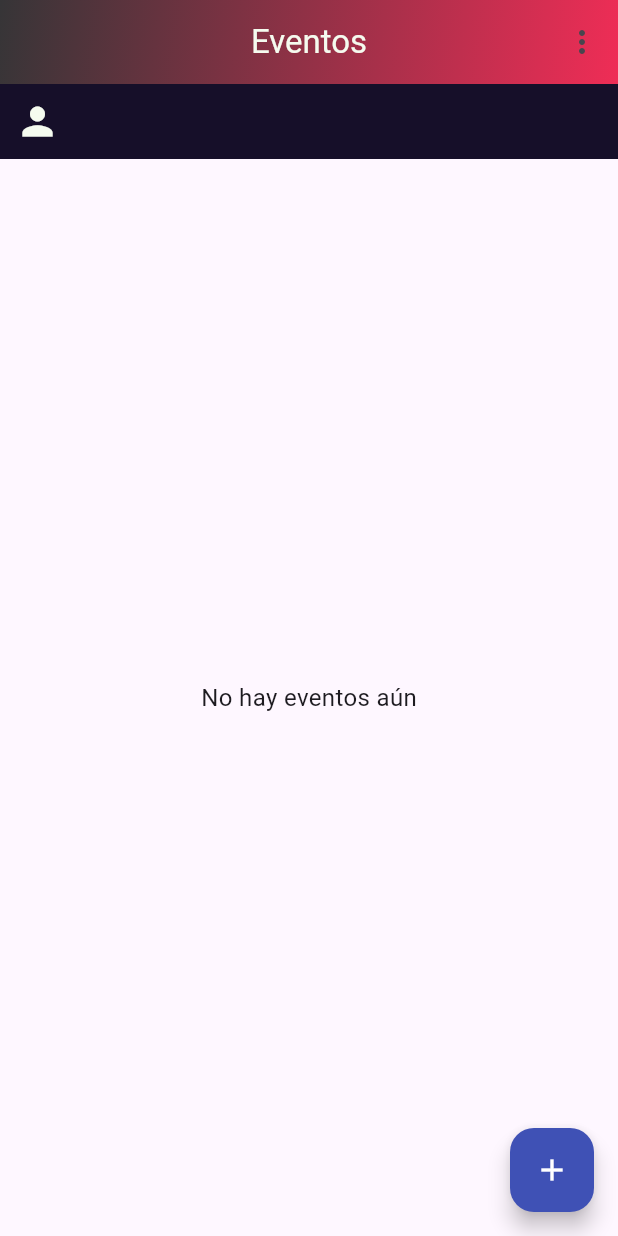
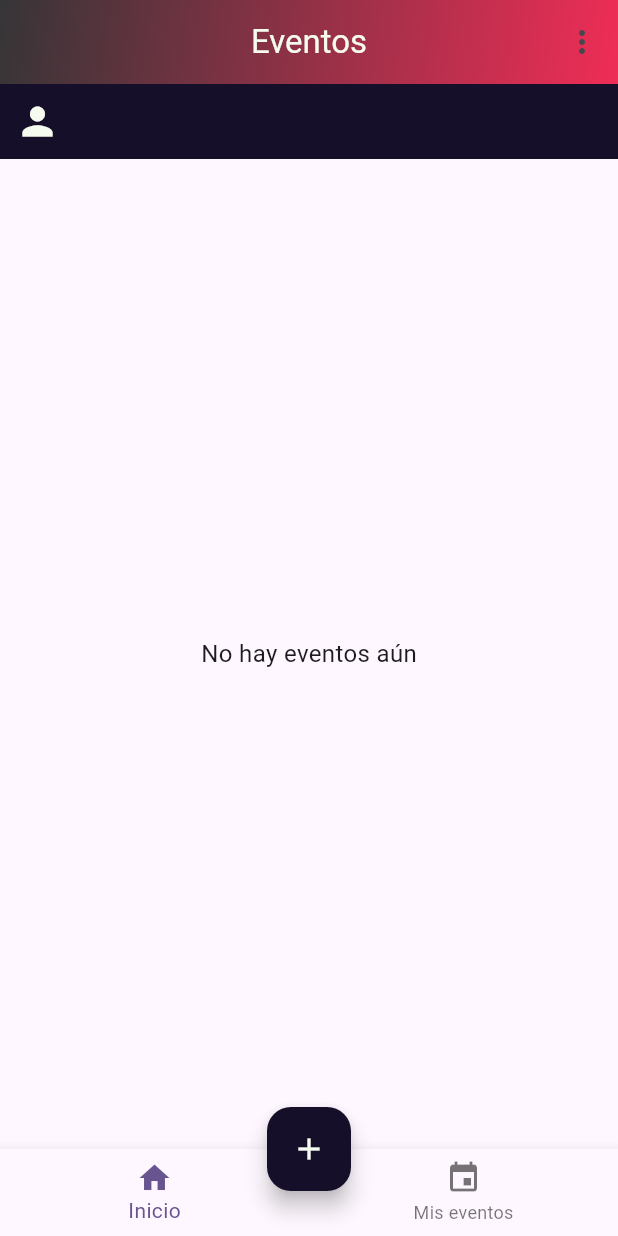
Before and after one commit to VicenteOlmos27/PROYECTODAM, a Flutter app: the screen it shows once a user with an empty profile is signed in, on a phone screen of 412 x 824 dp. Run offline on Flutter 3.47's test engine with Material 3 defaults, Android fonts, the phone set to English and light mode, and no system bars; our stand-ins replace cloud_firestore, firebase_auth, firebase_core, flutter_slidable, google_sign_in, material_design_icons_flutter; accounts and stored records are empty.

Commit message:
CASI TERMINADO

```diff
--- a/proyectoappsmoviles2025/lib/auth_wrapper.dart
+++ b/proyectoappsmoviles2025/lib/auth_wrapper.dart
@@ -1,6 +1,6 @@
 import 'package:firebase_auth/firebase_auth.dart';
 import 'package:flutter/material.dart';
-import 'package:proyectoappsmoviles2025/pages/pagina_inicio.dart';
+import 'package:proyectoappsmoviles2025/pages/base_page.dart';
 import 'package:proyectoappsmoviles2025/pages/pagina_login.dart';
 
 class AuthWrapper extends StatelessWidget {
@@ -18,7 +18,7 @@ class AuthWrapper extends StatelessWidget {
         }
 
         if (snapshot.hasData) {
-          return PaginaInicio(usuario: snapshot.data!);
+          return BasePage(usuario: snapshot.data!);
         }
 
         return PaginaLogin();
--- a/proyectoappsmoviles2025/lib/main.dart
+++ b/proyectoappsmoviles2025/lib/main.dart
@@ -1,7 +1,7 @@
-
 import 'package:firebase_core/firebase_core.dart';
 import 'package:flutter/material.dart';
 import 'package:proyectoappsmoviles2025/auth_wrapper.dart';
+import 'package:flutter_localizations/flutter_localizations.dart';
 
 void main() async{
   WidgetsFlutterBinding.ensureInitialized();
@@ -15,6 +15,8 @@ class MyApp extends StatelessWidget {
   @override
   Widget build(BuildContext context) {
     return MaterialApp(
+      localizationsDelegates: GlobalMaterialLocalizations.delegates,
+      supportedLocales: [Locale('es')],
       debugShowCheckedModeBanner: false,
       theme: ThemeData(
         colorScheme: ColorScheme.fromSeed(seedColor: Colors.deepPurple),
--- /dev/null
+++ b/proyectoappsmoviles2025/lib/pages/base_page.dart
@@ -0,0 +1,66 @@
+import 'package:flutter/material.dart';
+import 'package:firebase_auth/firebase_auth.dart';
+import 'package:proyectoappsmoviles2025/pages/mis_eventos_page.dart';
+import 'package:proyectoappsmoviles2025/pages/pagina_inicio.dart';
+import 'package:proyectoappsmoviles2025/pages/agregar_evento.dart';
+import 'package:proyectoappsmoviles2025/constants.dart';
+
+class BasePage extends StatefulWidget {
+  final User usuario;
+
+  const BasePage({super.key, required this.usuario});
+
+  @override
+  State<BasePage> createState() => _BasePageState();
+}
+
+class _BasePageState extends State<BasePage> {
+  int _paginaSeleccionada = 0;
+
+  @override
+  Widget build(BuildContext context) {
+    return Scaffold(
+      body: IndexedStack(
+        index: _paginaSeleccionada,
+        children: [
+          PaginaInicio(usuario: widget.usuario),
+          MisEventosPage(autor: widget.usuario.email!),
+        ],
+      ),
+      bottomNavigationBar: BottomNavigationBar(
+        currentIndex: _paginaSeleccionada,
+        onTap: (index) {
+          setState(() {
+            _paginaSeleccionada = index;
+          });
+        },
+        items: const [
+          BottomNavigationBarItem(
+            icon: Icon(Icons.home),
+            label: 'Inicio',
+          ),
+          BottomNavigationBarItem(
+            icon: Icon(Icons.event),
+            label: 'Mis eventos',
+          ),
+        ],
+      ),
+      floatingActionButton: FloatingActionButton(
+        backgroundColor: Color(kColorVioleta),
+        foregroundColor: Color(kColorBlanco),
+        child: Icon(Icons.add),
+        onPressed: () {
+          Navigator.push(
+            context,
+            MaterialPageRoute(
+              builder: (context) => AgregarEvento(
+                autor: widget.usuario.email ?? "desconocido",
+              ),
+            ),
+          );
+        },
+      ),
+      floatingActionButtonLocation: FloatingActionButtonLocation.centerDocked,
+    );
+  }
+}
--- a/proyectoappsmoviles2025/lib/pages/pagina_inicio.dart
+++ b/proyectoappsmoviles2025/lib/pages/pagina_inicio.dart
@@ -4,9 +4,7 @@ import 'package:flutter/material.dart';
 import 'package:google_sign_in/google_sign_in.dart';
 import 'package:proyectoappsmoviles2025/constants.dart';
 import 'package:proyectoappsmoviles2025/pages/detalle_evento.dart';
-import 'package:proyectoappsmoviles2025/pages/mis_eventos_page.dart';
 import 'package:proyectoappsmoviles2025/services/auth_services.dart';
-import 'agregar_evento.dart';
 
 class PaginaInicio extends StatelessWidget {
   final User usuario;
@@ -34,24 +32,11 @@ class PaginaInicio extends StatelessWidget {
           PopupMenuButton(
             itemBuilder: (context) => [
               PopupMenuItem(
-                value: "mis_eventos",
-                child: Text("Mis eventos"),
-              ),
-              PopupMenuItem(
                 value: "logout",
                 child: Text("Cerrar Sesión"),
               ),
             ],
             onSelected: (value) async {
-              if (value == "mis_eventos") {
-                Navigator.push(
-                  context,
-                  MaterialPageRoute(
-                    builder: (context) => MisEventosPage(autor: usuario.email!),
-                  ),
-                );
-              }
-
               if (value == "logout") {
                 await GoogleSignIn().signOut();
                 await FirebaseAuth.instance.signOut();
@@ -70,7 +55,7 @@ class PaginaInicio extends StatelessWidget {
               width: double.infinity,
               child: FutureBuilder<User?>(
                 future: AuthService().currentUser(),
-                builder: (context, snapshot) {
+                builder: (context, AsyncSnapshot<User?> snapshot) {
                   if (!snapshot.hasData || snapshot.connectionState == ConnectionState.waiting) {
                     return Text(
                       'Cargando usuario...',
@@ -83,7 +68,7 @@ class PaginaInicio extends StatelessWidget {
                       SizedBox(width: 10),
                       Expanded(
                         child: Text(
-                          snapshot.data!.email ?? "Usuario desconocido",
+                          snapshot.data!.email!,
                           style: TextStyle(color: Color(kColorBlanco), fontSize: 16),
                         ),
                       ),
@@ -125,7 +110,7 @@ class PaginaInicio extends StatelessWidget {
                   separatorBuilder: (context, index) => const SizedBox(height: 6),
                   itemCount: eventos.length,
                   itemBuilder: (context, index) {
-                  final evento = eventos[index].data() as Map<String, dynamic>? ?? {};
+                  final evento = eventos[index].data() as Map<String, dynamic>;
                     return Container(
                       decoration: BoxDecoration(
                         color: Color(kColorBlanco),
@@ -140,25 +125,24 @@ class PaginaInicio extends StatelessWidget {
                       ),
                       child: ListTile(
                         leading: CircleAvatar(
-                          backgroundColor: Colors.indigo.shade300,
-                          child: Icon(Icons.event, color: Colors.white),
+                          backgroundColor: Color(kColorVioleta),
+                          child: Icon(Icons.event, color: Color(kColorBlanco)),
                         ),
                         title: Text(
-                          evento['titulo'] ?? "Sin título",
+                          evento['titulo'],
                           style: TextStyle(fontWeight: FontWeight.bold),
                         ),
                         subtitle: Column(
                           crossAxisAlignment: CrossAxisAlignment.start,
                           children: [
-                            Text("🏷 ${evento['categoria'] ?? "Sin categoría"}"),
+                            Text("🏷 ${evento['categoria']}"),
                           ],
                         ),
                         onTap: () {
                           Navigator.push(
                             context,
                             MaterialPageRoute(
-                              builder: (context) =>
-                                  DetalleEvento(evento: evento),
+                              builder: (context) => DetalleEvento(evento: evento),
                             ),
                           );
                         },
@@ -171,20 +155,6 @@ class PaginaInicio extends StatelessWidget {
           ),
         ],
       ),
-      floatingActionButton: FloatingActionButton(
-        backgroundColor: Colors.indigo,
-        foregroundColor: Colors.white,
-        child: Icon(Icons.add),
-        onPressed: () {
-          Navigator.push(
-            context,
-            MaterialPageRoute(
-              builder: (context) =>
-                  AgregarEvento(autor: usuario.email ?? "desconocido"),
-            ),
-          );
-        },
-      ),
     );
   }
 }
--- a/proyectoappsmoviles2025/lib/pages/pagina_login.dart
+++ b/proyectoappsmoviles2025/lib/pages/pagina_login.dart
@@ -1,5 +1,4 @@
 import 'dart:ui';
-
 import 'package:flutter/material.dart';
 import 'package:firebase_auth/firebase_auth.dart';
 import 'package:google_sign_in/google_sign_in.dart';
@@ -7,7 +6,7 @@ import 'package:material_design_icons_flutter/material_design_icons_flutter.dart
 import 'package:proyectoappsmoviles2025/constants.dart';
 
 class PaginaLogin extends StatefulWidget {
-  PaginaLogin({super.key});
+  const PaginaLogin({super.key});
 
   @override
   State<PaginaLogin> createState() => _PaginaLoginState();
--- a/proyectoappsmoviles2025/pubspec.yaml
+++ b/proyectoappsmoviles2025/pubspec.yaml
@@ -34,10 +34,10 @@ dependencies:
   firebase_auth: ^6.1.2
   cloud_firestore: ^6.1.0
   google_sign_in: ^6.2.1
-  intl: ^0.19.0
+  intl: ^0.20.2
   flutter_slidable: ^4.0.3
   material_design_icons_flutter: ^7.0.7296
-  palette_generator_master: ^1.0.1
+  flutter_localization: ^0.3.3
 
   # The following adds the Cupertino Icons font to your application.
   # Use with the CupertinoIcons class for iOS style icons.
```
Also changed, not shown: proyectoappsmoviles2025/lib/pages/agregar_evento.dart (+4 -4 lines), proyectoappsmoviles2025/lib/pages/detalle_evento.dart (+21 -6 lines), proyectoappsmoviles2025/lib/pages/mis_eventos_page.dart (+20 -3 lines), proyectoappsmoviles2025/pubspec.lock, 5 other files.
